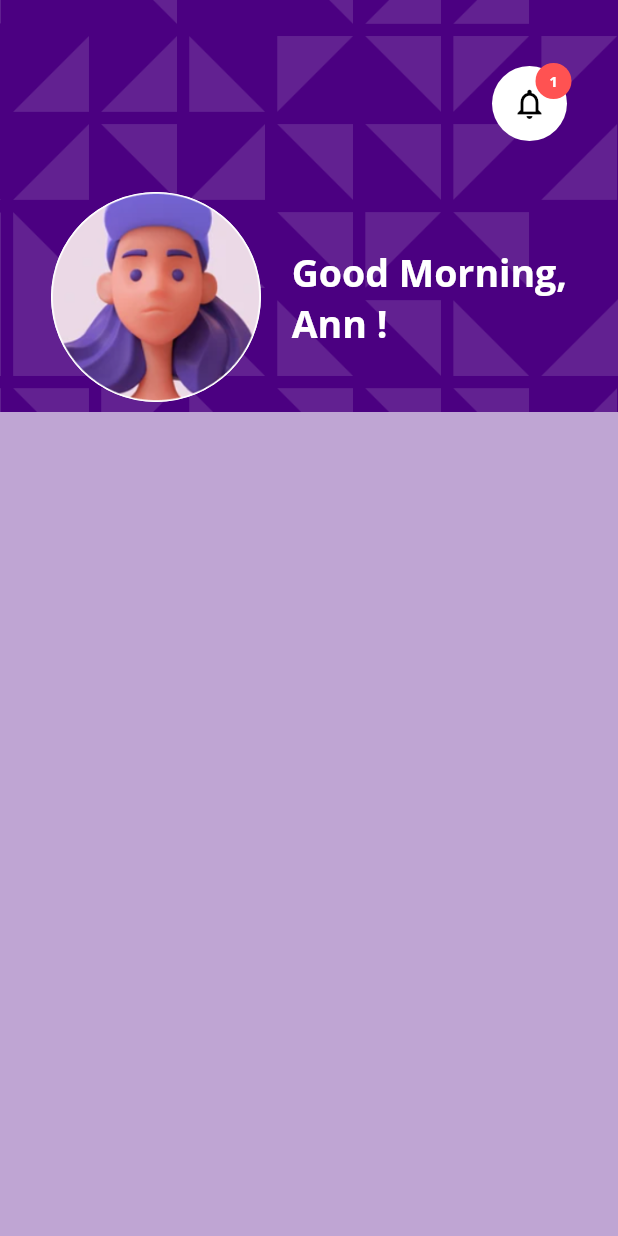
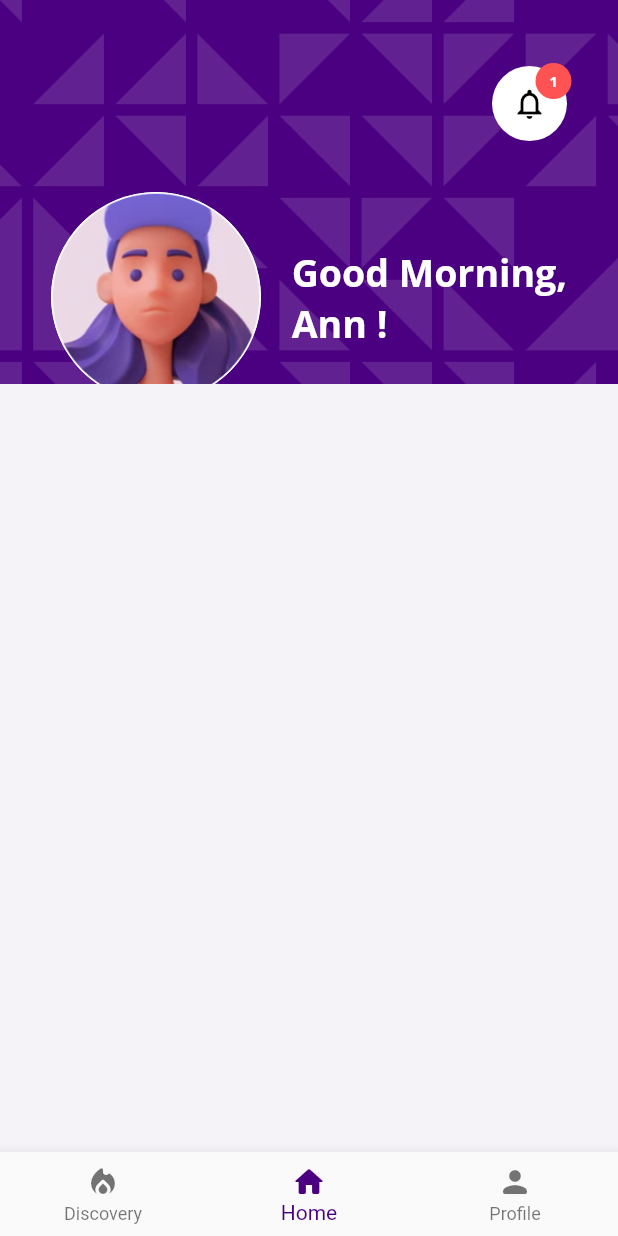
Before and after one commit to aninarafath6/incom-app, a Flutter app: the HomeView screen opened by its route, on a phone screen of 412 x 824 dp. Run offline on Flutter 3.47's test engine with Material 2 defaults, Android fonts, the phone set to English and light mode, and no system bars; our stand-ins replace flutter_svg, get, google_fonts.

Commit message:
bottom nav bar and its acitons

```diff
--- /dev/null
+++ b/lib/controllers/tab_bar_controller/tab_bar.controller.dart
@@ -0,0 +1,23 @@
+import 'package:flutter/material.dart';
+import 'package:get/get.dart';
+
+class TabBarController extends GetxController {
+  RxInt selectedIndex = 1.obs;
+  PageController pageController = PageController(initialPage: 1);
+
+  void setIndex(int index) {
+    selectedIndex.value = index;
+    nextPage(index);
+  }
+
+  void nextPage(index) {
+    pageController.animateToPage(index,
+        duration: const Duration(milliseconds: 250), curve: Curves.easeIn);
+  }
+
+  List<IconData> icons = const [
+    Icons.local_fire_department_rounded,
+    Icons.home_rounded,
+    Icons.person_rounded,
+  ];
+}
--- a/lib/utils/routs.dart
+++ b/lib/utils/routs.dart
@@ -28,7 +28,7 @@ class Routes {
         return MaterialPageRoute(
             builder: (context) => const ConnectWithBroker());
       case HomeView.routeName:
-        return MaterialPageRoute(builder: (context) => const HomeView());
+        return MaterialPageRoute(builder: (context) => HomeView());
       default:
         return MaterialPageRoute(builder: (context) => const OnboardingView());
     }
--- a/lib/views/home_view/home_veiw.dart
+++ b/lib/views/home_view/home_veiw.dart
@@ -1,25 +1,46 @@
 import 'package:flutter/material.dart';
-import 'package:incom/constants/app_colors.dart';
-import 'package:incom/views/home_view/appbar.dart';
+import 'package:get/get.dart';
+import 'package:incom/controllers/tab_bar_controller/tab_bar.controller.dart';
+import 'package:incom/views/home_view/screens/home.screen.dart';
+import 'package:incom/views/home_view/widgets/bottom_navigation.dart';
 
 class HomeView extends StatelessWidget {
-  const HomeView({Key? key}) : super(key: key);
+  HomeView({Key? key}) : super(key: key);
   static const String routeName = '/homeScreen';
+  final TabBarController controller = Get.put(TabBarController());
+
+  final List<Widget> pages = const [
+    Icon(Icons.directions_transit),
+    HomeScreen(),
+    Icon(Icons.directions_bike),
+  ];
 
   @override
   Widget build(BuildContext context) {
     return Scaffold(
-      body: Column(
-        children: [
-          const HomeAppBar(),
-          Expanded(
-            flex: 2,
-            child: Container(
-              color: AppColors.lightPrimaryColor,
-            ),
-          ),
-        ],
+      bottomNavigationBar: BottomNavigation(),
+      body: PageView.builder(
+        controller: controller.pageController,
+        itemCount: pages.length,
+        itemBuilder: (context, index) => pages[index],
+        onPageChanged: (int index) {
+          controller.selectedIndex.value = index;
+        },
       ),
     );
   }
 }
+
+
+
+      // body: Column(
+      //   children: [
+      //     const HomeAppBar(),
+      //     Expanded(
+      //       flex: 2,
+      //       child: Container(
+      //         color: AppColors.pink,
+      //       ),
+      //     ),
+      //   ],
+      // ),
--- /dev/null
+++ b/lib/views/home_view/screens/home.screen.dart
@@ -0,0 +1,24 @@
+import 'package:flutter/material.dart';
+import 'package:incom/constants/app_colors.dart';
+import 'package:incom/views/home_view/appbar.dart';
+
+class HomeScreen extends StatelessWidget {
+  const HomeScreen({
+    Key? key,
+  }) : super(key: key);
+
+  @override
+  Widget build(BuildContext context) {
+    return Column(
+      children: [
+        const HomeAppBar(),
+        Expanded(
+          flex: 2,
+          child: Container(
+            color: AppColors.pink,
+          ),
+        ),
+      ],
+    );
+  }
+}
--- /dev/null
+++ b/lib/views/home_view/widgets/bottom_navigation.dart
@@ -0,0 +1,37 @@
+import 'package:flutter/material.dart';
+import 'package:get/get.dart';
+import 'package:incom/constants/app_colors.dart';
+import 'package:incom/controllers/tab_bar_controller/tab_bar.controller.dart';
+
+class BottomNavigation extends StatelessWidget {
+  BottomNavigation({
+    Key? key,
+  }) : super(key: key);
+  final TabBarController controller = Get.put(TabBarController());
+  @override
+  Widget build(BuildContext context) {
+    return Obx(() {
+      return BottomNavigationBar(
+        onTap: (int index) {
+          controller.selectedIndex.value = index;
+          controller.nextPage(index);
+        },
+        currentIndex: controller.selectedIndex.value,
+        selectedItemColor: AppColors.primaryColor,
+        items: const [
+          BottomNavigationBarItem(
+              icon: Icon(Icons.local_fire_department_rounded),
+              label: "Discovery"),
+          BottomNavigationBarItem(
+            icon: Icon(Icons.home_rounded),
+            label: "Home",
+          ),
+          BottomNavigationBarItem(
+            icon: Icon(Icons.person_rounded),
+            label: "Profile",
+          ),
+        ],
+      );
+    });
+  }
+}
```
Also changed, not shown: lib/utils/dimension.dart (+7 -1 lines), lib/views/home_view/widgets/navigation_item.dart (added, +24 -0 lines).
